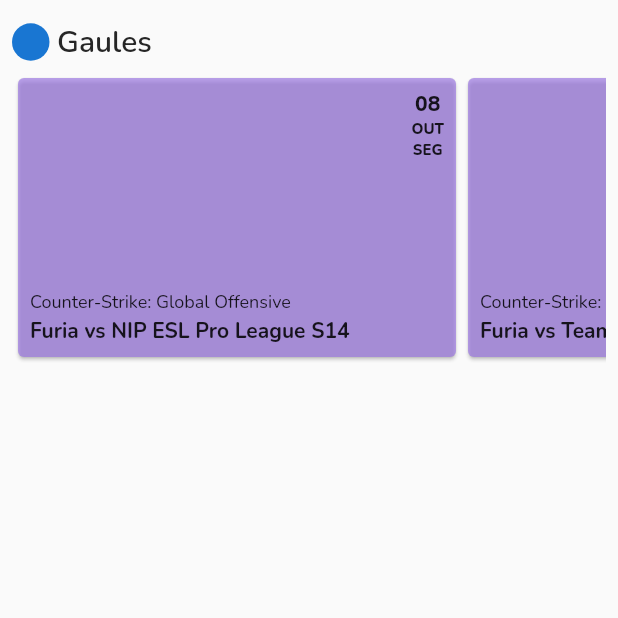
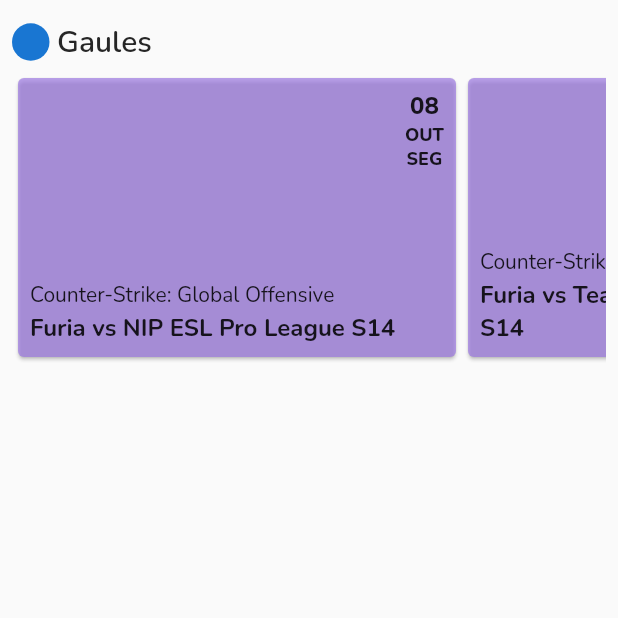
Before and after one commit to jonathalimax/streamer-time, a Flutter app: the AgendaScreen screen opened by its route, on a phone screen of 412 x 824 dp, the top half of it. Run offline on Flutter 3.47's test engine with Material 2 defaults, Android fonts, the light colour scheme and no system bars; our stand-ins replace cached_network_image, firebase_core, flutter_secure_storage, flutter_spinkit, hive, hive_flutter and 6 more; missing offline and left inert: twitch_api; accounts and stored records are empty.

Commit message:
Change card font

```diff
--- a/src/app/lib/widgets/card_event/card_event_view.dart
+++ b/src/app/lib/widgets/card_event/card_event_view.dart
@@ -40,21 +40,21 @@
                       AppText(
                         day,
                         style: TextStyle(
-                          fontSize: 14,
+                          fontSize: 16,
                           fontWeight: FontWeight.w800,
                         ),
                       ),
                       AppText(
                         month.toUpperCase(),
                         style: TextStyle(
-                          fontSize: 10,
+                          fontSize: 12,
                           fontWeight: FontWeight.w800,
                         ),
                       ),
                       AppText(
                         weekday.toUpperCase(),
                         style: TextStyle(
-                          fontSize: 10,
+                          fontSize: 12,
                           fontWeight: FontWeight.w800,
                         ),
                       ),
@@ -66,14 +66,14 @@
               AppText(
                 game,
                 style: TextStyle(
-                  fontSize: 12,
+                  fontSize: 14,
                 ),
               ),
               SizedBox(height: 2),
               AppText(
                 title,
                 style: TextStyle(
-                  fontSize: 14,
+                  fontSize: 16,
                   fontWeight: FontWeight.w700,
                 ),
               ),
--- a/src/app/lib/widgets/card_game/card_game_view.dart
+++ b/src/app/lib/widgets/card_game/card_game_view.dart
@@ -26,6 +26,7 @@
               child: CachedNetworkImage(
                 fit: BoxFit.fill,
                 imageUrl: imageUrl,
+                filterQuality: FilterQuality.high,
                 placeholder: (context, url) => Center(
                   child: SpinKitDoubleBounce(
                     color: Theme.of(context).colorScheme.secondary,
```
